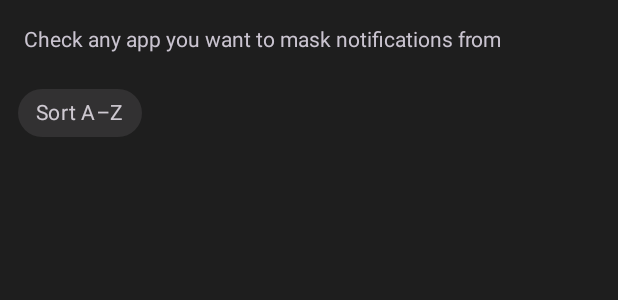
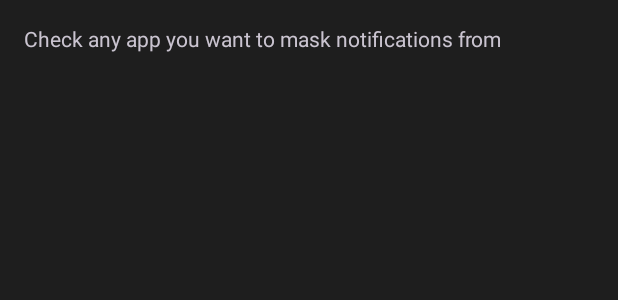
Before and after one commit to soraiyu/KyuubiMask, an Android app built with Jetpack Compose: the layout activity_select_apps.xml on its own in the app's theme, with its tools: preview values and no code run, on a phone screen of 412 x 824 dp. Shown: the top 300 px of the screen. Run offline under Robolectric (Android 15) with nearby library versions, the phone set to English and light mode, and no system bars.

Commit message:
remove Sort A-Z chip, keep Work only chip
Co-authored-by: soraiyu <3414347+soraiyu@users.noreply.github.com>

```diff
--- a/app/src/main/res/layout/activity_select_apps.xml
+++ b/app/src/main/res/layout/activity_select_apps.xml
@@ -21,14 +21,6 @@
         android:paddingBottom="4dp">
 
         <com.google.android.material.chip.Chip
-            android:id="@+id/chipSortByName"
-            style="@style/Widget.MaterialComponents.Chip.Filter"
-            android:layout_width="wrap_content"
-            android:layout_height="wrap_content"
-            android:checkable="true"
-            android:text="@string/chip_sort_by_name" />
-
-        <com.google.android.material.chip.Chip
             android:id="@+id/chipWorkOnly"
             style="@style/Widget.MaterialComponents.Chip.Filter"
             android:layout_width="wrap_content"
--- a/app/src/main/res/values/strings.xml
+++ b/app/src/main/res/values/strings.xml
@@ -26,7 +26,6 @@
     <string name="label_select_apps_title">Select Apps to Mask</string>
     <string name="label_select_apps_hint">Check any app you want to mask notifications from</string>
     <string name="label_work_profile">Work</string>
-    <string name="chip_sort_by_name">Sort A–Z</string>
     <string name="chip_work_only">Work only</string>
 
     <!-- Notification Settings -->
```
Also changed, not shown: app/src/main/java/com/rtneg/kyuubimask/SelectAppsActivity.kt (+3 -15 lines), 3 other files.
